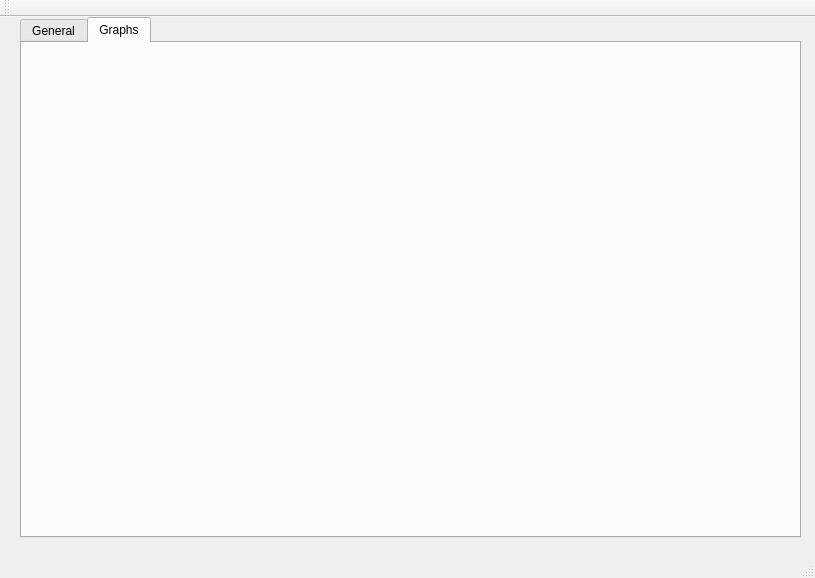
Above: QT_project/WeerProject/mainwindow.ui from TheKayneGame/AlWEER-een-project before the change. Below: the same form after it.
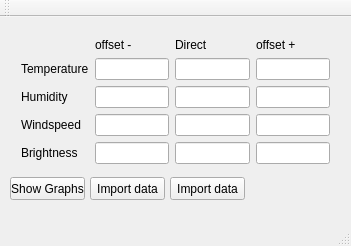
That is the form after the change.

The edit to the form file:
```diff
--- a/QT_project/WeerProject/mainwindow.ui
+++ b/QT_project/WeerProject/mainwindow.ui
@@ -6,53 +6,19 @@
    <rect>
     <x>0</x>
     <y>0</y>
-    <width>815</width>
-    <height>578</height>
+    <width>351</width>
+    <height>246</height>
    </rect>
   </property>
   <property name="windowTitle">
    <string>MainWindow</string>
   </property>
   <widget class="QWidget" name="centralWidget">
-   <widget class="QTabWidget" name="tabWidget">
-    <property name="geometry">
-     <rect>
-      <x>20</x>
-      <y>0</y>
-      <width>781</width>
-      <height>521</height>
-     </rect>
-    </property>
-    <property name="sizePolicy">
-     <sizepolicy hsizetype="Expanding" vsizetype="Expanding">
-      <horstretch>0</horstretch>
-      <verstretch>0</verstretch>
-     </sizepolicy>
-    </property>
-    <property name="maximumSize">
-     <size>
-      <width>160000</width>
-      <height>160000</height>
-     </size>
-    </property>
-    <property name="currentIndex">
-     <number>1</number>
-    </property>
-    <property name="movable">
-     <bool>true</bool>
-    </property>
-    <property name="tabBarAutoHide">
-     <bool>false</bool>
-    </property>
-    <widget class="QWidget" name="General">
-     <attribute name="title">
-      <string>General</string>
-     </attribute>
      <widget class="QWidget" name="gridLayoutWidget">
       <property name="geometry">
        <rect>
-        <x>20</x>
-        <y>20</y>
+      <x>10</x>
+      <y>10</y>
         <width>331</width>
         <height>141</height>
        </rect>
@@ -173,37 +139,44 @@
        </item>
       </layout>
      </widget>
-    </widget>
-    <widget class="QWidget" name="Graphs">
-     <property name="sizePolicy">
-      <sizepolicy hsizetype="Preferred" vsizetype="Preferred">
-       <horstretch>0</horstretch>
-       <verstretch>0</verstretch>
-      </sizepolicy>
-     </property>
-     <property name="whatsThis">
-      <string/>
-     </property>
-     <attribute name="title">
-      <string>Graphs</string>
-     </attribute>
-     <widget class="QWidget" name="widget" native="true">
+   <widget class="QPushButton" name="pushButton">
+    <property name="geometry">
+     <rect>
+      <x>10</x>
+      <y>160</y>
+      <width>75</width>
+      <height>23</height>
+     </rect>
+    </property>
+    <property name="text">
+     <string>Show Graphs</string>
+    </property>
+   </widget>
+   <widget class="QPushButton" name="pushButton_2">
       <property name="geometry">
        <rect>
-        <x>9</x>
-        <y>9</y>
-        <width>751</width>
-        <height>471</height>
-       </rect>
-      </property>
-      <property name="sizePolicy">
-       <sizepolicy hsizetype="Preferred" vsizetype="Preferred">
-        <horstretch>0</horstretch>
-        <verstretch>0</verstretch>
-       </sizepolicy>
-      </property>
-     </widget>
-    </widget>
+      <x>90</x>
+      <y>160</y>
+      <width>75</width>
+      <height>23</height>
+     </rect>
+    </property>
+    <property name="text">
+     <string>Import data</string>
+    </property>
+   </widget>
+   <widget class="QPushButton" name="pushButton_3">
+    <property name="geometry">
+     <rect>
+      <x>170</x>
+      <y>160</y>
+      <width>75</width>
+      <height>23</height>
+     </rect>
+    </property>
+    <property name="text">
+     <string>Import data</string>
+    </property>
    </widget>
   </widget>
   <widget class="QMenuBar" name="menuBar">
```
Left out of the diff: 2 changed lines with no effect on the pictures. Lines whose indentation alone changed are shown as unchanged.
